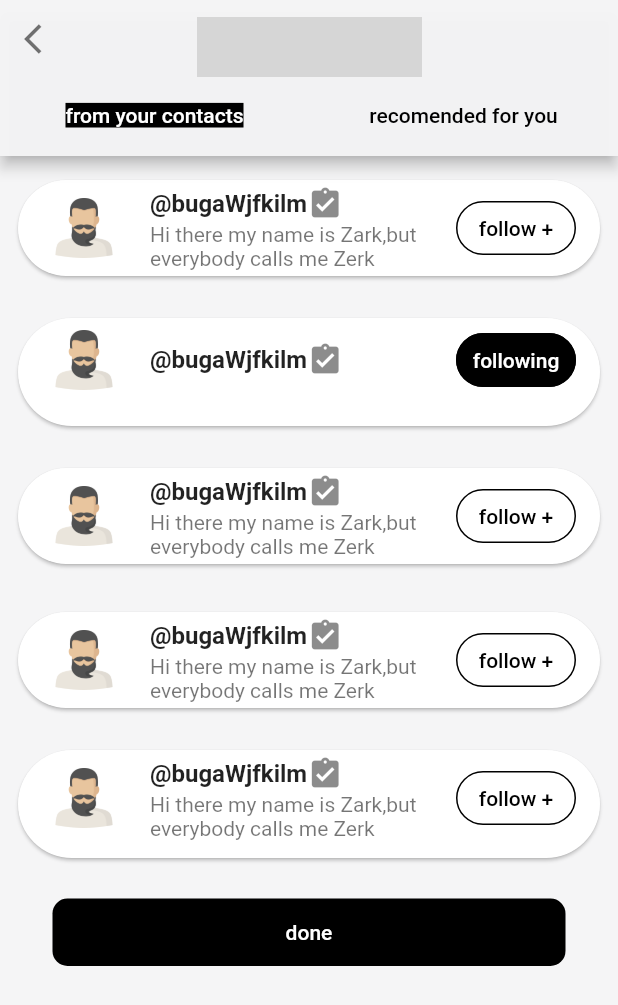
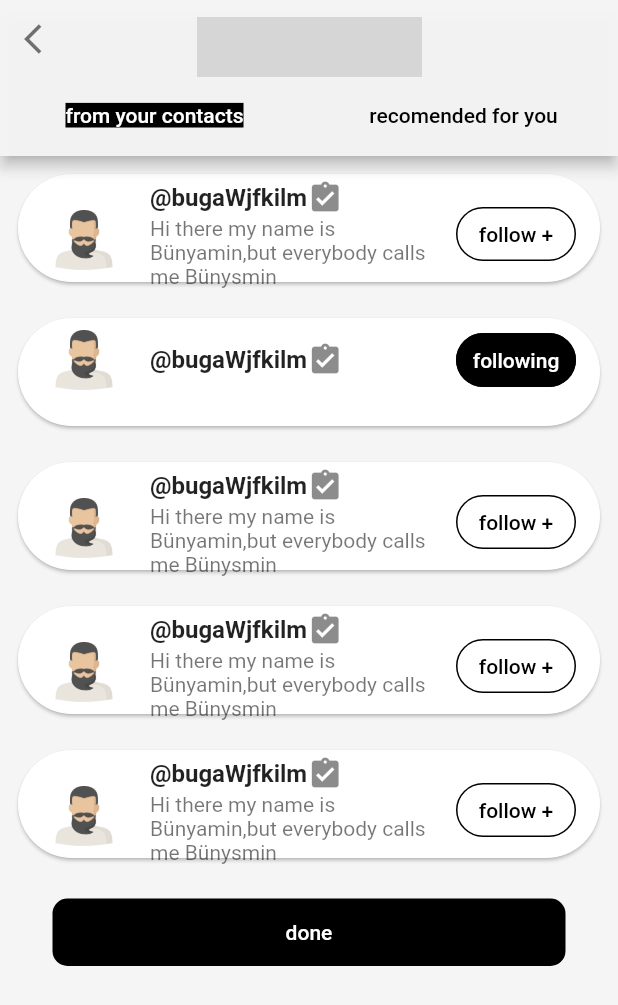
Before and after one commit to bunyaminpilsim/Flutter_tasarim_ornegi, a Flutter app: the screen it shows after launch, on a phone screen of 412 x 824 dp. Shown: the top 1005 px of the screen. Run offline on Flutter 3.47's test engine with Material 2 defaults, Android fonts, the phone set to English and light mode, and no system bars; network calls fail; grey boxes are pictures that could not be loaded.

Commit message:
Update main.dart
first request

```diff
--- a/lib/main.dart
+++ b/lib/main.dart
@@ -25,7 +25,7 @@ class MyHomePage extends StatefulWidget {
 }
 
 class _MyHomePageState extends State<MyHomePage> {
-  String yazi ="Hi there my name is Zark,but everybody calls me Zerk";
+  String yazi ="Hi there my name is Bünyamin,but everybody calls me Bünysmin";
   @override
   Widget build(BuildContext context) {
     return DefaultTabController(
```
